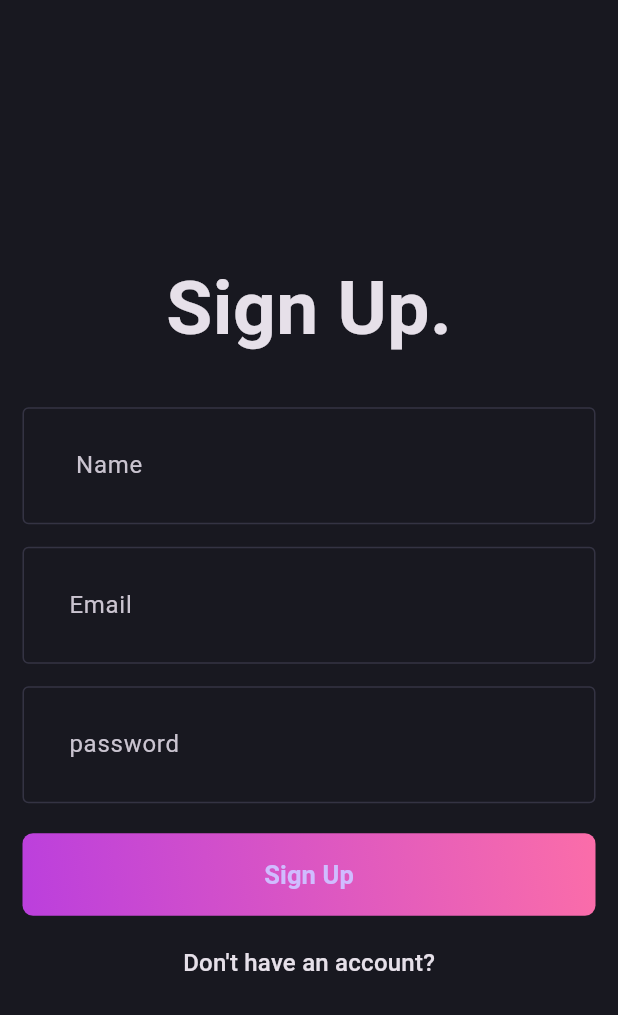
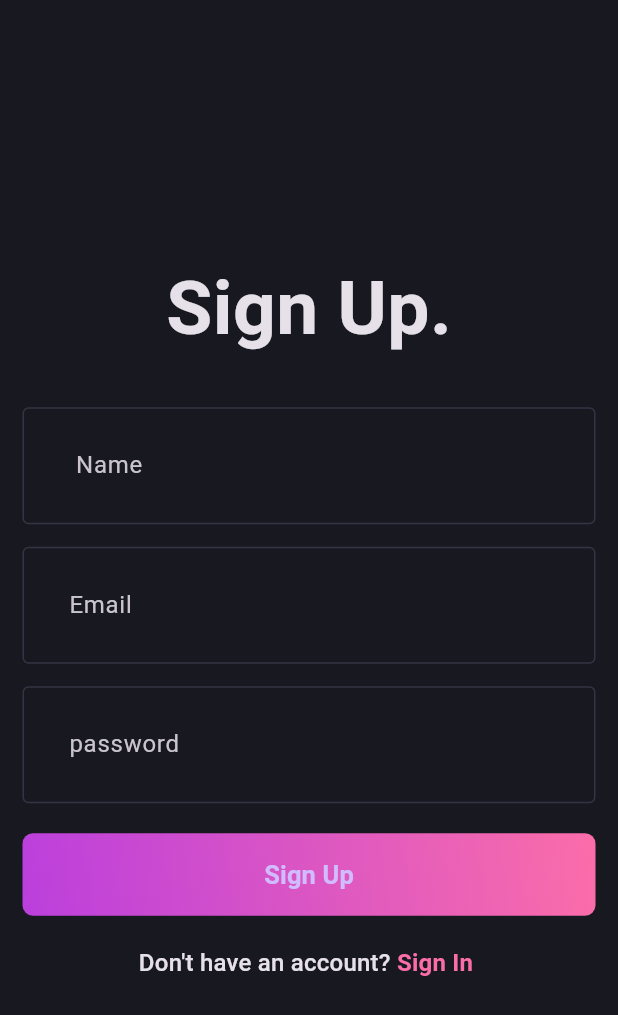
Before and after one commit to Leul4ever/blog-app, a Flutter app: the screen it shows after launch, on a phone screen of 412 x 824 dp. Shown: the top 1015 px of the screen. Run offline on Flutter 3.47's test engine with Material 3 defaults, Android fonts, the phone set to English and light mode, and no system bars.

```diff
--- a/lib/features/auth/presentation/pages/signup_page.dart
+++ b/lib/features/auth/presentation/pages/signup_page.dart
@@ -1,48 +1,72 @@
 import 'package:flutter/material.dart';
+import 'package:flutter_bloc_app/core/theme/app_pallete.dart';
 import 'package:flutter_bloc_app/features/auth/presentation/widgets/auth_field.dart';
 import 'package:flutter_bloc_app/features/auth/presentation/widgets/auth_gradient_button.dart';
 
-class SignupPage extends StatelessWidget {
+class SignupPage extends StatefulWidget {
   const SignupPage({super.key});
 
   @override
+  State<SignupPage> createState() => _SignupPageState();
+}
+
+class _SignupPageState extends State<SignupPage> {
+  final emailController = TextEditingController();
+  final passwordControler = TextEditingController();
+  final nameController = TextEditingController();
+  final bool isObscuredText;
+
+  final formKey = GlobalKey<FormState>();
+  @override
+  void dispose() {
+    super.dispose();
+    emailController.dispose();
+    passwordControler.dispose();
+    nameController.dispose();
+    this.isObscuredText = false;
+  }
+
   Widget build(BuildContext context) {
     return Scaffold(
       body: Padding(
-        padding: EdgeInsets.all(15),
+        padding: const EdgeInsets.all(15),
+        child: Form(
+          key: formKey,
           child: Column(
             mainAxisAlignment: MainAxisAlignment.center,
             children: [
-            Text(
+              const Text(
                 'Sign Up.',
                 style: TextStyle(fontSize: 50, fontWeight: FontWeight.bold),
               ),
-            SizedBox(
-              height: 30,
-            ),
-            AuthField(hintText: ' Name '),
-            SizedBox(
-              height: 15,
-            ),
-            AuthField(hintText: 'Email'),
-            SizedBox(
-              height: 15,
-            ),
-            AuthField(hintText: 'password'),
-            SizedBox(
-              height: 20,
-            ),
-            AuthGradientButton(),
+              const SizedBox(height: 30),
+              AuthField(hintText: ' Name ', controller: nameController),
+              const SizedBox(height: 15),
+              AuthField(hintText: 'Email', controller: emailController),
+              const SizedBox(height: 15),
+              AuthField(hintText: 'password', controller: passwordControler),
+              const SizedBox(height: 20),
+              const AuthGradientButton(),
               const SizedBox(height: 20),
               RichText(
                 text: TextSpan(
-                text: "Don't have an account?",
+                  text: "Don't have an account? ",
                   style: Theme.of(context).textTheme.titleMedium,
+                  children: [
+                    TextSpan(
+                      text: 'Sign In ',
+                      style: Theme.of(context).textTheme.titleMedium?.copyWith(
+                            color: AppPallete.gradient2,
+                            fontWeight: FontWeight.bold,
                           ),
                     ),
                   ],
                 ),
               ),
+            ],
+          ),
+        ),
+      ),
     );
   }
 }
--- a/lib/features/auth/presentation/widgets/auth_field.dart
+++ b/lib/features/auth/presentation/widgets/auth_field.dart
@@ -2,15 +2,23 @@ import 'package:flutter/material.dart';
 
 class AuthField extends StatelessWidget {
   final String hintText;
-  const AuthField({super.key, required this.hintText});
+  final TextEditingController controller;
+
+
+  const AuthField({super.key, required this.hintText, required this.controller });
 
   @override
   Widget build(BuildContext context) {
     return TextFormField(
       decoration: InputDecoration(
-
         hintText: hintText,
       ),
+      validator: (value) {
+        if (value!.isEmpty) {
+          return "$hintText is missing !";
+        }
+        return null;
+      },
     );
   }
 }
```
Lines whose indentation alone changed are shown as unchanged.
